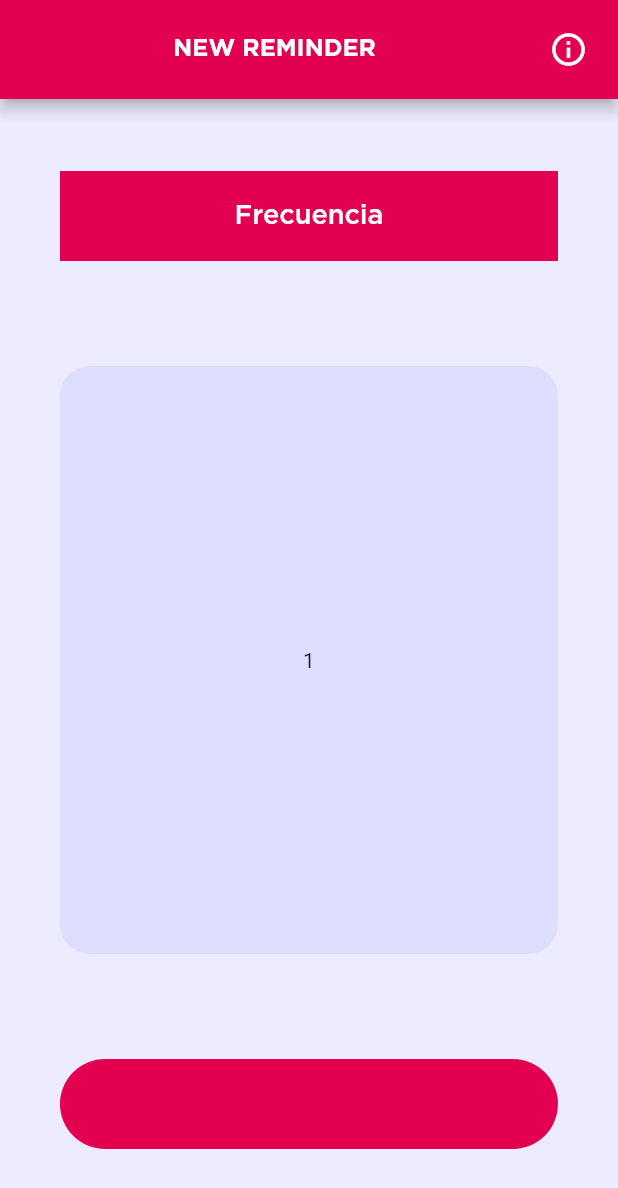
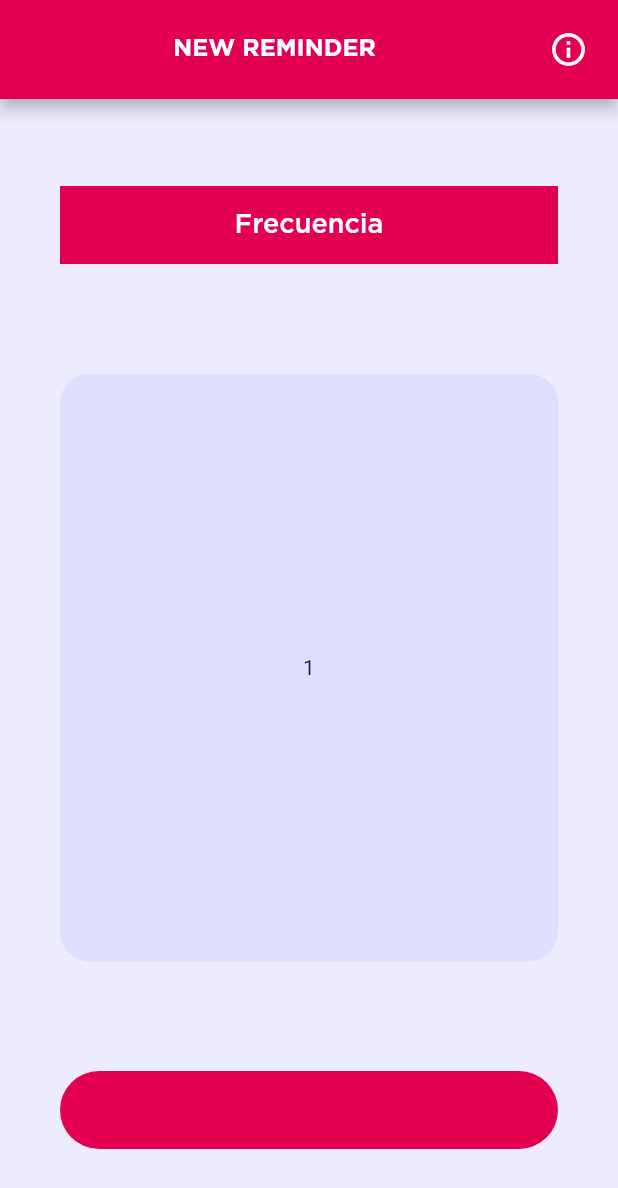
Before and after one commit to arhcoder/Smart-Reminders, a Flutter app: the screen it shows after launch, after a tap on the "add" icon, on a phone screen of 412 x 824 dp. Shown: the top 1188 px of the screen. Run offline on Flutter 3.47's test engine with Material 2 defaults, Android fonts, the light colour scheme and no system bars; drawn by our look-alikes of auto_size_text.

Commit message:
Titular and margin spaces modified

```diff
--- a/lib/Panels/ProgrammingPanel.dart
+++ b/lib/Panels/ProgrammingPanel.dart
@@ -45,7 +45,7 @@ class ProgrammingPanelState extends State <ProgrammingPanel>
                             (
                                 children:
                                 [
-                                    const SizedBox(height: Responsive.appTopMargin),
+                                    const SizedBox(height: Responsive.appTopMargin + 10.0),
                                     Padding
                                     (
                                         padding: const EdgeInsets.symmetric(horizontal: Responsive.appHorizontalPadding),
--- a/lib/Responsive/Responsive.dart
+++ b/lib/Responsive/Responsive.dart
@@ -2,10 +2,10 @@ class Responsive
 {
     static const double appHeaderHeight = 80.0;
     static const double appHorizontalPadding = 40.0;
-    static const double appVerticalPadding = 60.0;
+    static const double appVerticalPadding = 60.0 - 8.0;
     static const double appTopMargin = 60.0 - 12.0;
 
-    static const double titularHeight = 60.0;
+    static const double titularHeight = 60.0 - 8.0;
     static const double remindersMargin = 28.0;
     static const double remindersHeight = 100.0;
 }
--- a/lib/Screens/HomeScreen.dart
+++ b/lib/Screens/HomeScreen.dart
@@ -30,7 +30,7 @@ class HomeScreen extends StatelessWidget
                     Padding
                     (
                         padding: const EdgeInsets.symmetric(horizontal: Responsive.appHorizontalPadding),
-                        child: Titular(title: S.current.home_title),
+                        child: Titular(title: S.current.home_title, big: true),
                     ),
 
                     Expanded
--- a/lib/Screens/ReminderScreen.dart
+++ b/lib/Screens/ReminderScreen.dart
@@ -28,7 +28,7 @@ class ReminderScreen extends StatelessWidget
                     const Padding
                     (
                         padding: EdgeInsets.symmetric(horizontal: Responsive.appHorizontalPadding),
-                        child: Titular(title: "Mi Recordatorio")
+                        child: Titular(title: "Mi recordatorio")
                     ),
                     const SizedBox(height: Responsive.appVerticalPadding),
                     Container
--- a/lib/Widgets/Titular.dart
+++ b/lib/Widgets/Titular.dart
@@ -10,7 +10,10 @@ class Titular extends StatelessWidget
     /// Word into the title.
     final String title;
 
-    const Titular({Key? key, required this.title}) : super(key: key);
+    /// If it is a big titular; normally with capital letters.
+    final bool big;
+
+    const Titular({Key? key, required this.title, this.big = false}) : super(key: key);
 
     @override
     Widget build(BuildContext context)
@@ -18,7 +21,9 @@ class Titular extends StatelessWidget
         return Container
         (
             width: double.infinity,
-            height: Responsive.titularHeight,
+            height: (big)
+            ? Responsive.titularHeight + 8.0
+            : Responsive.titularHeight,
             color: AppColors.main,
 
             child: Padding
```
Also changed, not shown: lib/generated/intl/messages_all.dart, lib/generated/l10n.dart.
